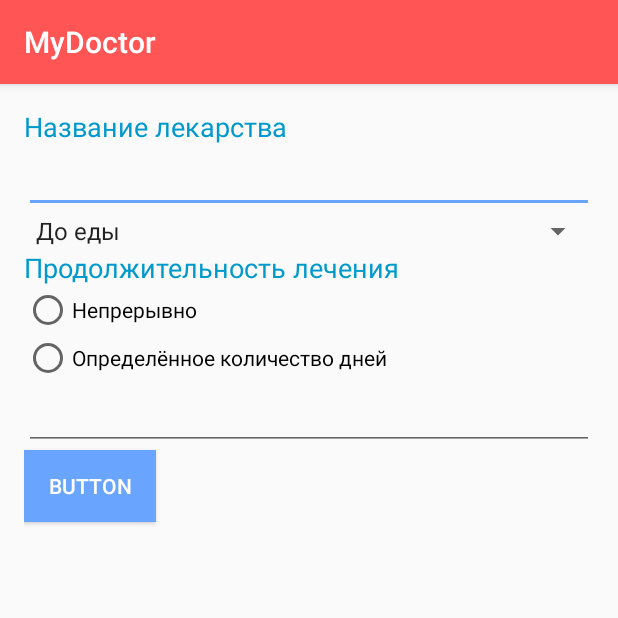
After one commit to nikitadergachov/MyDoctor, an Android app: the AddTablet screen opened directly, with no data from a screen before it, on a phone screen of 412 x 824 dp, the top half of it. The commit adds this screen. Run offline under Robolectric (Android 15) with nearby library versions, the phone set to English and light mode, and no system bars.

Commit message:
Fix viewPager

```diff
--- a/app/src/main/AndroidManifest.xml
+++ b/app/src/main/AndroidManifest.xml
@@ -1,7 +1,6 @@
 <?xml version="1.0" encoding="utf-8"?>
 <manifest xmlns:android="http://schemas.android.com/apk/res/android"
     package="com.example.nikit.mydoctor">
-
 
     <application
         android:allowBackup="true"
@@ -19,6 +18,7 @@
                 <category android:name="android.intent.category.LAUNCHER" />
             </intent-filter>
         </activity>
+        <activity android:name=".AddTablet"></activity>
     </application>
 
 </manifest>
--- /dev/null
+++ b/app/src/main/java/com/example/nikit/mydoctor/AddTablet.java
@@ -0,0 +1,24 @@
+package com.example.nikit.mydoctor;
+
+import android.content.Intent;
+import android.support.v7.app.AppCompatActivity;
+import android.os.Bundle;
+import android.util.Log;
+import android.view.View;
+import android.widget.Button;
+
+public class AddTablet extends AppCompatActivity implements View.OnClickListener {
+
+    @Override
+    protected void onCreate(Bundle savedInstanceState) {
+        super.onCreate(savedInstanceState);
+        setContentView(R.layout.activity_add_tablet);
+        Button button = (Button) findViewById(R.id.button);
+        button.setOnClickListener(this);
+    }
+    @Override
+    public void onClick(View v) {
+        Intent intent = new Intent(AddTablet.this, MainActivity.class);
+        startActivity(intent);
+    }
+}
--- /dev/null
+++ b/app/src/main/res/layout/activity_add_tablet.xml
@@ -0,0 +1,84 @@
+<?xml version="1.0" encoding="utf-8"?>
+<RelativeLayout xmlns:android="http://schemas.android.com/apk/res/android"
+    xmlns:tools="http://schemas.android.com/tools"
+    android:id="@+id/activity_add_tablet"
+    android:layout_width="match_parent"
+    android:layout_height="match_parent"
+    android:paddingBottom="@dimen/activity_vertical_margin"
+    android:paddingLeft="@dimen/activity_horizontal_margin"
+    android:paddingRight="@dimen/activity_horizontal_margin"
+    android:paddingTop="@dimen/activity_vertical_margin"
+    tools:context="com.example.nikit.mydoctor.AddTablet">
+
+    <LinearLayout
+        android:orientation="vertical"
+        android:layout_width="match_parent"
+        android:layout_height="match_parent">
+
+        <TextView
+            android:text="Название лекарства"
+            android:layout_width="match_parent"
+            android:layout_height="wrap_content"
+            android:id="@+id/textView4"
+            android:textSize="18sp"
+            android:textColor="@android:color/holo_blue_dark" />
+
+        <EditText
+            android:layout_width="match_parent"
+            android:layout_height="wrap_content"
+            android:inputType="textPersonName"
+            android:ems="10"
+            android:id="@+id/editText"
+            android:textSize="18sp" />
+
+        <Spinner
+            android:layout_width="match_parent"
+            android:layout_height="wrap_content"
+            android:id="@+id/spinner"
+            android:entries="@array/catlist"/>
+
+        <TextView
+            android:text="Продолжительность лечения"
+            android:layout_width="match_parent"
+            android:layout_height="wrap_content"
+            android:id="@+id/textView5"
+            android:textSize="18sp"
+            android:textColor="@android:color/holo_blue_dark" />
+        <RadioGroup
+        android:id="@+id/radioGroup"
+        android:layout_width="wrap_content"
+        android:layout_height="wrap_content"
+        android:orientation="vertical">
+            <RadioButton
+                android:layout_width="match_parent"
+                android:layout_height="wrap_content"
+                android:id="@+id/radioButton"
+                android:textSize="14sp"
+                android:text="Непрерывно" />
+
+            <RadioButton
+                android:text="Определённое количество дней"
+                android:layout_width="match_parent"
+                android:layout_height="wrap_content"
+                android:id="@+id/radioButton2"
+                android:layout_weight="1" />
+
+        </RadioGroup>
+
+        <EditText
+            android:layout_width="match_parent"
+            android:layout_height="wrap_content"
+            android:inputType="number"
+            android:ems="10"
+            android:id="@+id/editText2" />
+
+        <Button
+            android:text="Button"
+            android:layout_width="wrap_content"
+            android:layout_height="wrap_content"
+            android:id="@+id/button"
+            android:background="@color/colorAccent"
+            android:textColor="@android:color/background_light" />
+
+    </LinearLayout>
+</RelativeLayout>
--- a/app/src/main/res/layout/app_bar_main.xml
+++ b/app/src/main/res/layout/app_bar_main.xml
@@ -64,7 +64,8 @@
             android:layout_marginBottom="10dp"
             android:layout_marginEnd="22dp"
             android:layout_height="50dp"
-            android:layout_width="50dp" />
+            android:layout_width="50dp"
+            android:onClick="onClick" />
 
         <android.support.design.widget.FloatingActionButton
             android:id="@+id/fab"
--- a/app/src/main/res/values/strings.xml
+++ b/app/src/main/res/values/strings.xml
@@ -6,4 +6,10 @@
 
     <string name="action_settings">Settings</string>
     <string name="section_format">Hello World from section: %1$d</string>
+    <string-array name="catlist">
+        <item>До еды</item>
+        <item>Во время еды</item>
+        <item>После еды</item>
+    </string-array>
+
 </resources>
```
Also changed, not shown: app/src/main/java/com/example/nikit/mydoctor/InfinityViewPager/PageModel.java (renamed from app/src/main/java/com/example/nikit/mydoctor/IninityViewPager/PageModel.java, +7 -4 lines), app/src/main/java/com/example/nikit/mydoctor/MainActivity.java (+9 -18 lines), app/src/main/java/com/example/nikit/mydoctor/PlaceholderFragment.java (deleted, +0 -46 lines), app/src/main/java/com/example/nikit/mydoctor/SectionsPagerAdapter.java (deleted, +0 -54 lines).
